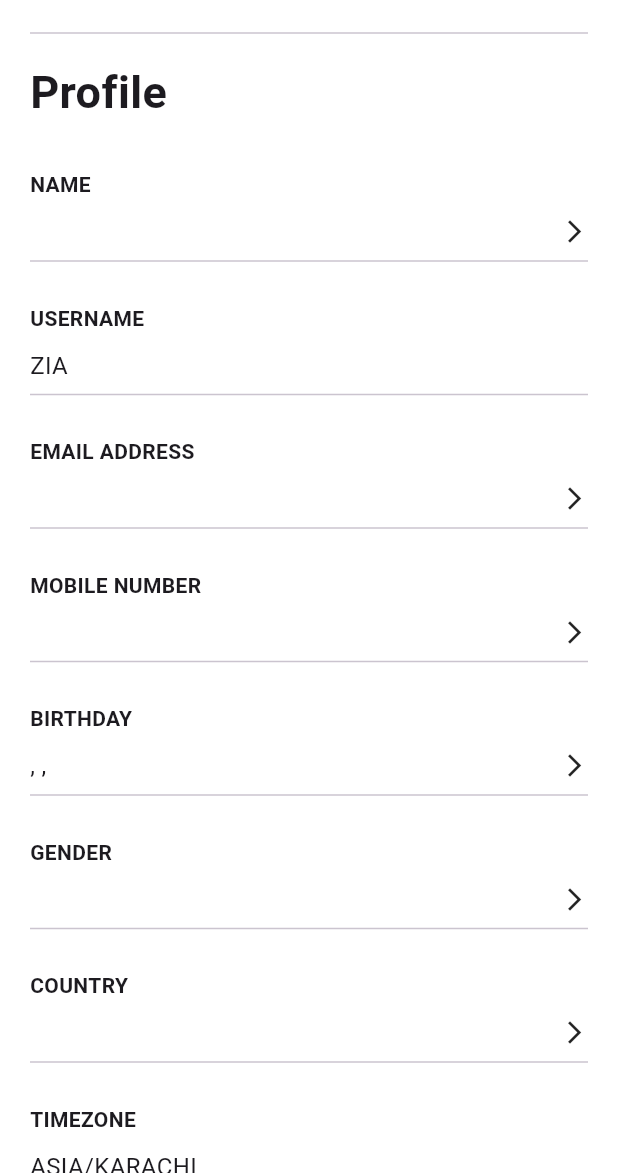
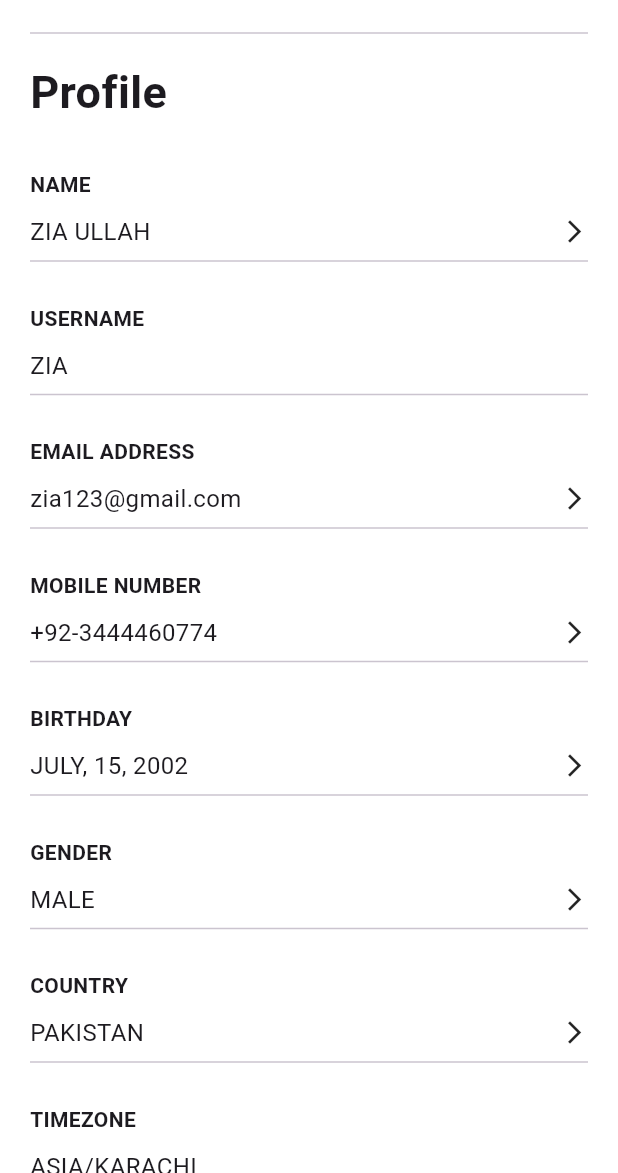
Before and after one commit to Zia-09/news_App, a Flutter app: the EmailchangeScreen screen opened directly, after a tap on "Update", on a phone screen of 412 x 824 dp, the part 63-1236 px from its top. Run offline on Flutter 3.47's test engine with Material 3 defaults, Android fonts, the phone set to English and light mode, and no system bars; our stand-ins replace image_picker, share_plus, youtube_player_flutter; network calls fail.

Commit message:
remove passing values

```diff
--- a/lib/pages/EditName_screen.dart
+++ b/lib/pages/EditName_screen.dart
@@ -1,5 +1,5 @@
 import 'package:flutter/material.dart';
-import 'package:news_app/pages/ProfleEdit_screen.dart';
+// import 'package:news_app/pages/ProfleEdit_screen.dart';
 
 class EditnameScreen extends StatefulWidget {
   const EditnameScreen({super.key});
--- a/lib/pages/EmailChange_screen.dart
+++ b/lib/pages/EmailChange_screen.dart
@@ -85,17 +85,7 @@ class _EmailchangeScreenState extends State<EmailchangeScreen> {
                     Navigator.push(
                       context,
                       MaterialPageRoute(
-                        builder: (context) => ProfleeditScreen(
-                          FirstName: "",
-                          LastName: "",
-                          country: "",
-                          gender: "",
-                          day: "",
-                          month: "",
-                          phone: "",
-                          year: "",
-                          Email: EmailController.text.toLowerCase(),
-                        ),
+                        builder: (context) => ProfleeditScreen(),
                       ),
                     );
                   },
--- a/lib/pages/ProfleEdit_screen.dart
+++ b/lib/pages/ProfleEdit_screen.dart
@@ -10,27 +10,7 @@ import 'package:news_app/pages/changeGender_screen.dart';
 import 'package:news_app/pages/changeMobile_number_screen.dart';
 
 class ProfleeditScreen extends StatelessWidget {
-  final FirstName;
-  final LastName;
-  final Email;
-  final phone;
-  final day;
-  final year;
-  final month;
-  final gender;
-  final country;
-  const ProfleeditScreen({
-    super.key,
-    this.FirstName,
-    this.LastName,
-    this.Email,
-    this.phone,
-    this.day,
-    this.month,
-    this.year,
-    this.gender,
-    this.country,
-  });
+  ProfleeditScreen({super.key});
 
   @override
   Widget build(BuildContext context) {
@@ -39,12 +19,7 @@ class ProfleeditScreen extends StatelessWidget {
         leading: IconButton(
           onPressed: () => Navigator.push(
             context,
-            MaterialPageRoute(
-              builder: (context) => AccountSettingScreen(
-                mail: Email,
-                name: "$FirstName $LastName",
-              ),
-            ),
+            MaterialPageRoute(builder: (context) => AccountSettingScreen()),
           ),
           icon: Icon(Icons.arrow_back_ios),
         ),
@@ -78,12 +53,7 @@ class ProfleeditScreen extends StatelessWidget {
                     print("LastName: ${result['lastName']}");
                   }
                 },
-                child: _buildSection(
-                  "NAME",
-                  (FirstName == null || LastName == null)
-                      ? "ZIA ULLAH"
-                      : "$FirstName $LastName",
-                ),
+                child: _buildSection("NAME", "ZIA ULLAH"),
               ),
 
               InkWell(
@@ -106,10 +76,7 @@ class ProfleeditScreen extends StatelessWidget {
                     ),
                   );
                 },
-                child: _buildSection(
-                  "EMAIL ADDRESS",
-                  Email != null ? Email : "zia123@gmail.com",
-                ),
+                child: _buildSection("EMAIL ADDRESS", "zia123@gmail.com"),
               ),
               InkWell(
                 onTap: () {
@@ -120,10 +87,7 @@ class ProfleeditScreen extends StatelessWidget {
                     ),
                   );
                 },
-                child: _buildSection(
-                  "MOBILE NUMBER",
-                  phone != null ? phone : "+92-3444460774",
-                ),
+                child: _buildSection("MOBILE NUMBER", "+92-3444460774"),
               ),
               InkWell(
                 onTap: () {
@@ -132,14 +96,7 @@ class ProfleeditScreen extends StatelessWidget {
                     MaterialPageRoute(builder: (context) => BirthdayScreen()),
                   );
                 },
-                child: _buildSection(
-                  "BIRTHDAY",
-                  day != null && month != null && year != null
-                      ? "$month, "
-                            "$day, "
-                            "$year"
-                      : "JULY, 15, 2002",
-                ),
+                child: _buildSection("BIRTHDAY", "JULY, 15, 2002"),
               ),
               InkWell(
                 onTap: () {
@@ -150,10 +107,7 @@ class ProfleeditScreen extends StatelessWidget {
                     ),
                   );
                 },
-                child: _buildSection(
-                  "GENDER",
-                  gender != null ? gender : "MALE",
-                ),
+                child: _buildSection("GENDER", "MALE"),
               ),
               InkWell(
                 onTap: () {
@@ -164,10 +118,7 @@ class ProfleeditScreen extends StatelessWidget {
                     ),
                   );
                 },
-                child: _buildSection(
-                  "COUNTRY",
-                  country != null ? country : "PAKISTAN",
-                ),
+                child: _buildSection("COUNTRY", "PAKISTAN"),
               ),
               _buildSection("TIMEZONE", "ASIA/KARACHI", showIcon: false),
               _buildSection(
--- a/lib/pages/cricketResult_screen.dart
+++ b/lib/pages/cricketResult_screen.dart
@@ -20,7 +20,9 @@ class CricketresultScreen extends StatelessWidget {
         ),
         actions: [
           IconButton(
-            onPressed: () {},
+            onPressed: () {
+              Navigator.pop(context);
+            },
             icon: Icon(Icons.cancel_outlined, size: 28),
           ),
           Padding(padding: EdgeInsets.all(10)),
```
Also changed, not shown: lib/pages/account_setting_screen.dart (+2 -11 lines), lib/pages/changeBirth_screen.dart (+1 -9 lines), lib/pages/changeCountryName_screen.dart (+1 -6 lines), lib/pages/changeGender_screen.dart (+1 -6 lines), lib/pages/changeMobile_number_screen.dart (+1 -7 lines), lib/pages/more_screen.dart (+2 -5 lines).
